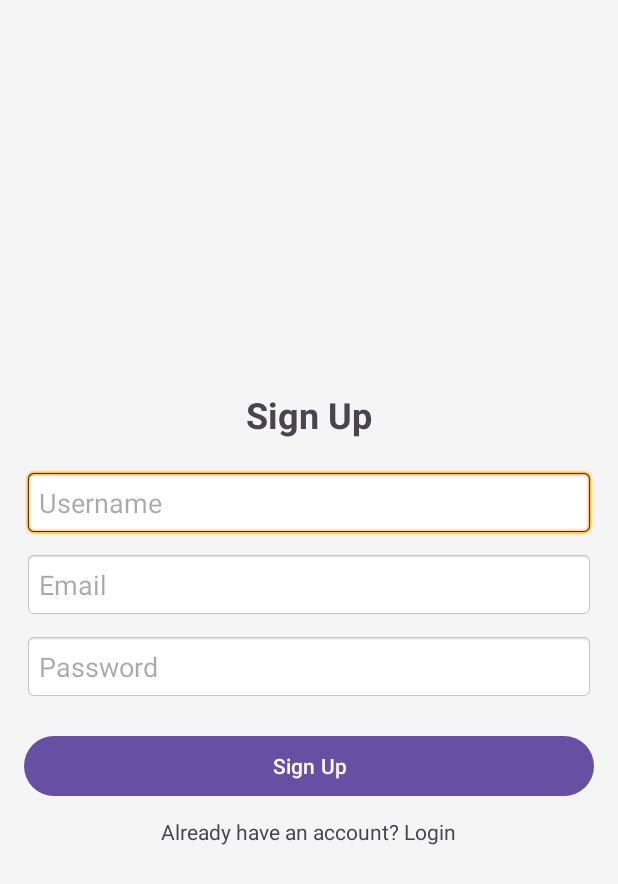
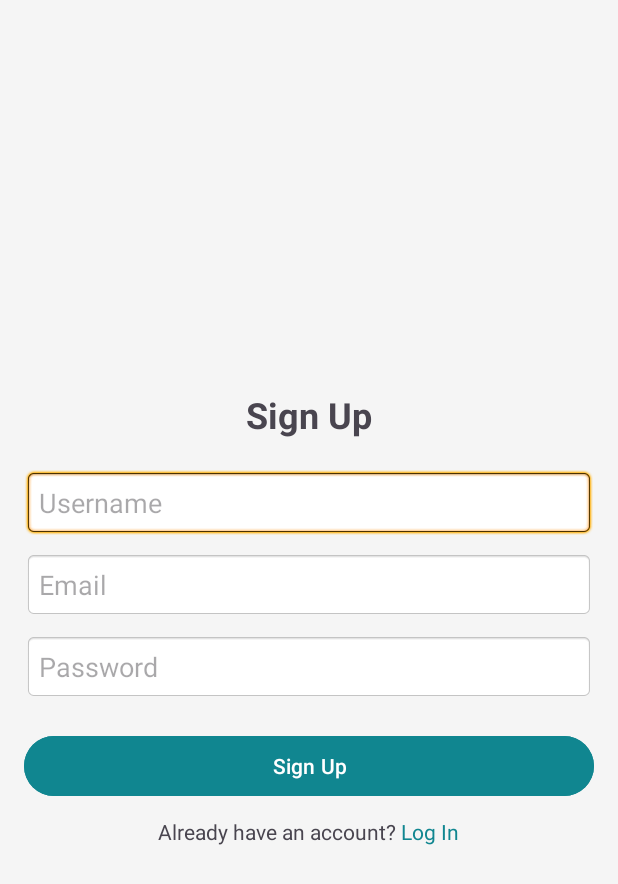
Before and after one commit to RhyzenCedric/capstone, an Android app: the SignupActivity screen opened directly, with no data from a screen before it, on a phone screen of 412 x 824 dp. Shown: the top 884 px of the screen. Run offline under Robolectric (Android 15) with nearby library versions, the phone set to English and light mode, and no system bars.

Commit message:
added some QoL changes

```diff
--- a/phishingapp/app/src/main/java/com/example/phishingapp/SignupActivity.kt
+++ b/phishingapp/app/src/main/java/com/example/phishingapp/SignupActivity.kt
@@ -1,7 +1,10 @@
 package com.example.phishingapp
 
 import android.content.Intent
+import android.graphics.Color
 import android.os.Bundle
+import android.text.SpannableString
+import android.text.style.ForegroundColorSpan
 import android.widget.Button
 import android.widget.EditText
 import android.widget.TextView
@@ -22,6 +25,7 @@ class SignupActivity : AppCompatActivity() {
     private lateinit var editTextEmail: EditText
     private lateinit var editTextPassword: EditText
     private lateinit var buttonSignup: Button
+    private lateinit var textViewLogin: TextView
 
     override fun onCreate(savedInstanceState: Bundle?) {
         super.onCreate(savedInstanceState)
@@ -31,6 +35,7 @@ class SignupActivity : AppCompatActivity() {
         editTextEmail = findViewById(R.id.editTextEmail)
         editTextPassword = findViewById(R.id.editTextPassword)
         buttonSignup = findViewById(R.id.buttonSignup)
+        textViewLogin = findViewById(R.id.textViewLogin)
 
         buttonSignup.setOnClickListener {
             val userUsername = editTextUsername.text.toString().trim()
@@ -43,6 +48,19 @@ class SignupActivity : AppCompatActivity() {
                 signupUser(userUsername, userEmail, userPassword)
             }
         }
+
+        textViewLogin.setOnClickListener {
+            val intent = Intent(this, LoginActivity::class.java)
+            startActivity(intent)
+        }
+
+        val loginText = "Already have an account? Log In"
+        val spannableString = SpannableString(loginText)
+        val logInStart = loginText.indexOf("Log In")
+        val logInEnd = logInStart + "Log In".length
+        spannableString.setSpan(ForegroundColorSpan(Color.parseColor("#108690")), logInStart, logInEnd, 0)
+
+        textViewLogin.text = spannableString
     }
 
     private fun signupUser(userUsername: String, userEmail: String, userPassword: String) {
--- a/phishingapp/app/src/main/res/layout/activity_login.xml
+++ b/phishingapp/app/src/main/res/layout/activity_login.xml
@@ -44,7 +44,8 @@
         android:layout_height="wrap_content"
         android:text="Login"
         android:layout_marginBottom="10dp"
-        android:textColor="#ffffff"/>
+        android:textColor="#ffffff"
+        android:backgroundTint="#108690"/>
 
     <!-- New Guest Button -->
     <Button
@@ -53,7 +54,8 @@
         android:layout_height="wrap_content"
         android:text="Continue as Guest"
         android:layout_marginBottom="10dp"
-        android:textColor="#ffffff"/>
+        android:textColor="#ffffff"
+        android:backgroundTint="#108690"/>
 
     <TextView
         android:id="@+id/textViewSignup"
--- a/phishingapp/app/src/main/res/layout/activity_signup.xml
+++ b/phishingapp/app/src/main/res/layout/activity_signup.xml
@@ -53,7 +53,8 @@
         android:layout_width="match_parent"
         android:layout_height="wrap_content"
         android:text="Sign Up"
-        android:textColor="#ffffff"/>
+        android:textColor="#ffffff"
+        android:backgroundTint="#108690"/>
 
     <TextView
         android:id="@+id/textViewLogin"
```
Also changed, not shown: phishingapp/app/src/main/java/com/example/phishingapp/LoginActivity.kt (+11 -0 lines), phishingapp/app/src/main/java/com/example/phishingapp/MainActivity.kt (+48 -4 lines), phishingapp/app/src/main/java/com/example/phishingapp/ScreenCaptureService.kt (+11 -1 lines).
